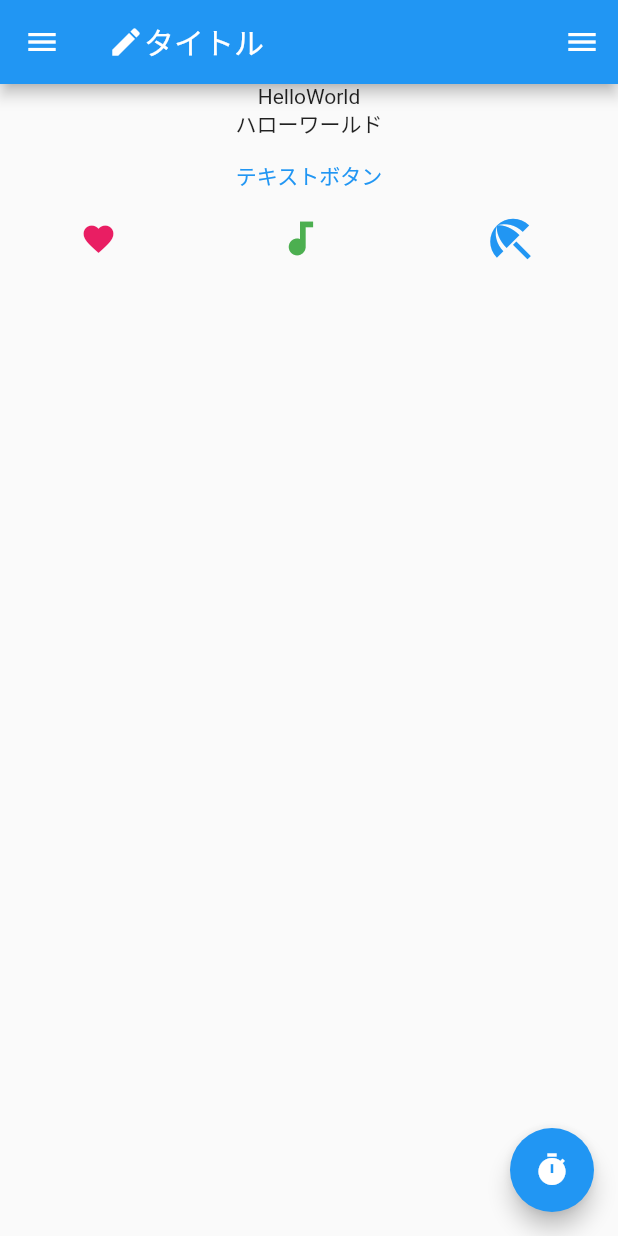
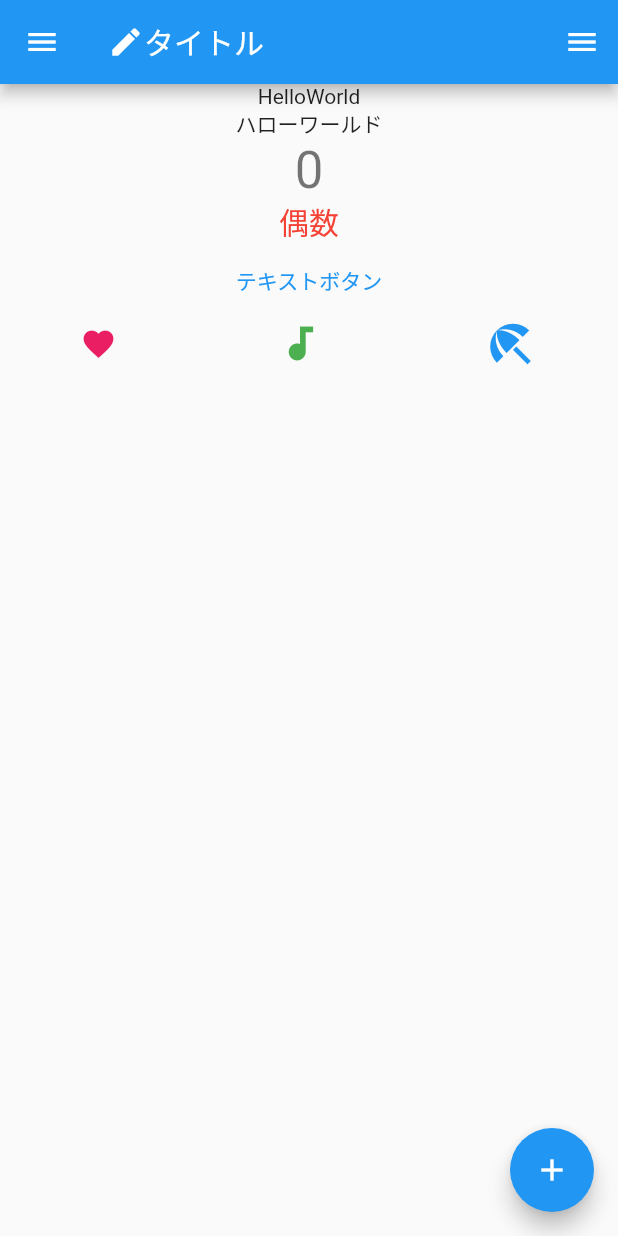
Before and after one commit to tsubasa-sbym/flutter_application_00, a Flutter app: the screen it shows after launch, on a phone screen of 412 x 824 dp. Run offline on Flutter 3.47's test engine with Material 2 defaults, Android fonts, the phone set to English and light mode, and no system bars.

Commit message:
feat: conterの数に合わせて文字列を更新表示

```diff
--- a/lib/main.dart
+++ b/lib/main.dart
@@ -48,6 +48,18 @@ class MyHomePage extends StatefulWidget {
 }
 
 class _MyHomePageState extends State<MyHomePage> {
+  int _counter = 0;
+  String _type = "偶数";
+  void _incrementCounter() {
+    setState(() {
+      _counter++;
+      if (_counter % 2 == 0) {
+          _type = "偶数";
+        } else {
+          _type = "奇数";
+        }
+    });
+  }
   @override
   Widget build(BuildContext context) {
     return Scaffold(
@@ -60,6 +72,11 @@ class _MyHomePageState extends State<MyHomePage> {
       body: Column(children: [
          const Text("HelloWorld"),
          const Text("ハローワールド"),
+         Text(
+             '$_counter',
+             style: Theme.of(context).textTheme.headline4,
+          ),
+          Text('$_type', style: TextStyle(fontSize: 20, color: Colors.red)),
          TextButton(
            onPressed: () => {print("ボタンが押されたよ")},
            child: const Text("テキストボタン"),
@@ -85,7 +102,7 @@ class _MyHomePageState extends State<MyHomePage> {
              ]),
       ]),
       floatingActionButton: FloatingActionButton(
-         onPressed: () => {print("押した")}, child: const Icon(Icons.timer)),
+         onPressed: _incrementCounter, tooltip: 'Increment', child: const Icon(Icons.add)),
       drawer: const Drawer(child: Center(child: Text("Drawer"))),
       endDrawer: const Drawer(child: Center(child: Text("EndDrawer"))),
     );
```
